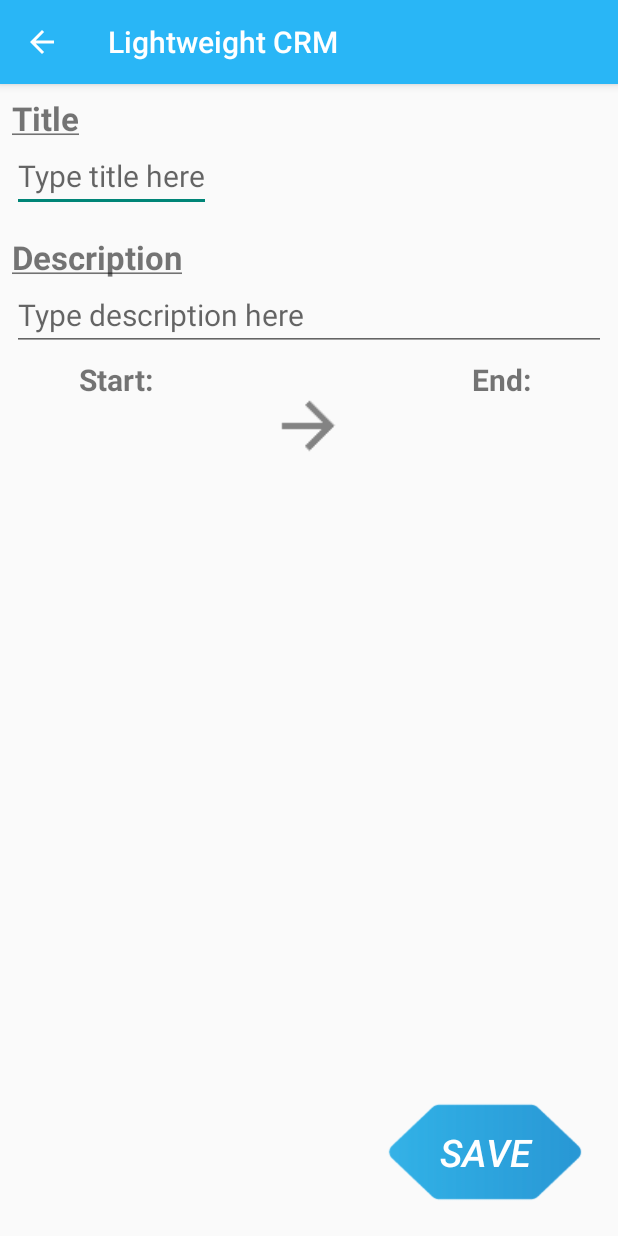
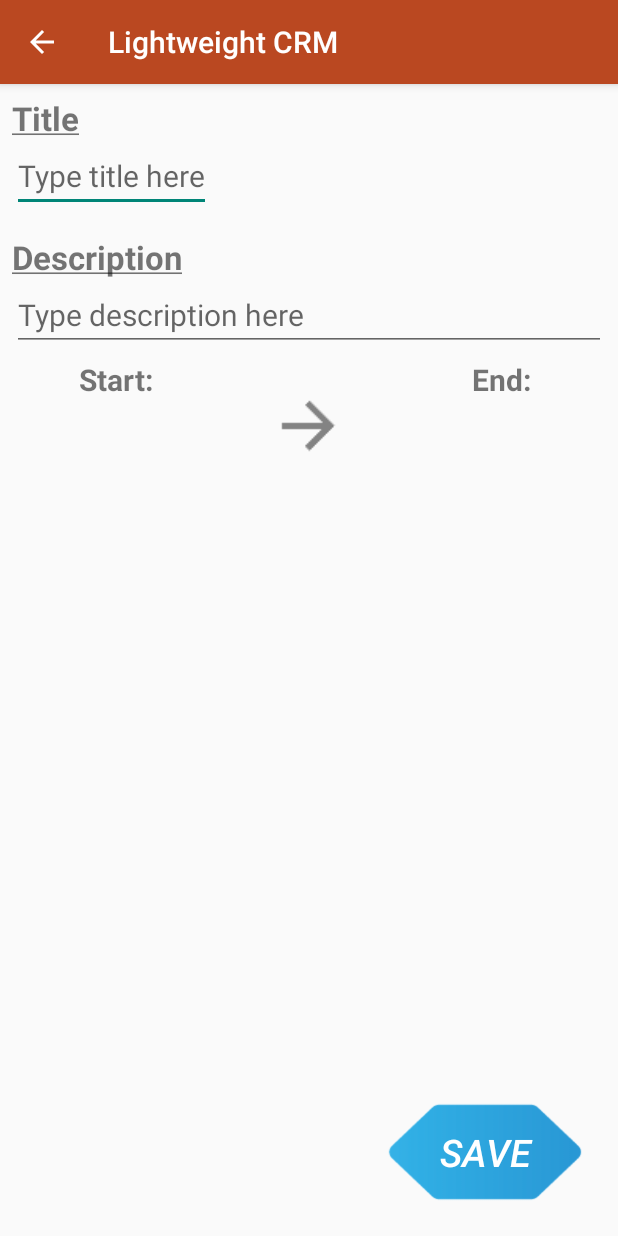
Before and after one commit to AndriyBas/LightweightCRM, an Android app: the DetailActivity screen opened directly, with no data from a screen before it, on a phone screen of 412 x 824 dp. Run offline under Robolectric (Android 15) with nearby library versions, the phone set to English and light mode, and no system bars; our stand-ins replace ButterKnife; libraries missing offline, so code that uses them is left out: com.crashlytics.android, de.greenrobot.event, io.fabric.sdk, retrofit.client; 16 statements that could not run were skipped.

Commit message:
update readme, colors

```diff
--- a/app/src/main/res/values/colors.xml
+++ b/app/src/main/res/values/colors.xml
@@ -1,7 +1,7 @@
 <?xml version="1.0" encoding="utf-8"?>
 <resources>
-    <color name="primaryColor">#29B6F6</color>
-    <color name="primaryColorDarker">#039BE5</color>
+    <color name="primaryColor">#ba4821</color>
+    <color name="primaryColorDarker">#76260a</color>
     <color name="textColor">#73879C</color>
     <color name="button_background">#1ABB9C</color>
     <color name="login_screen_background">#F2F5F7</color>
```
Also changed, not shown: 1 other file.
